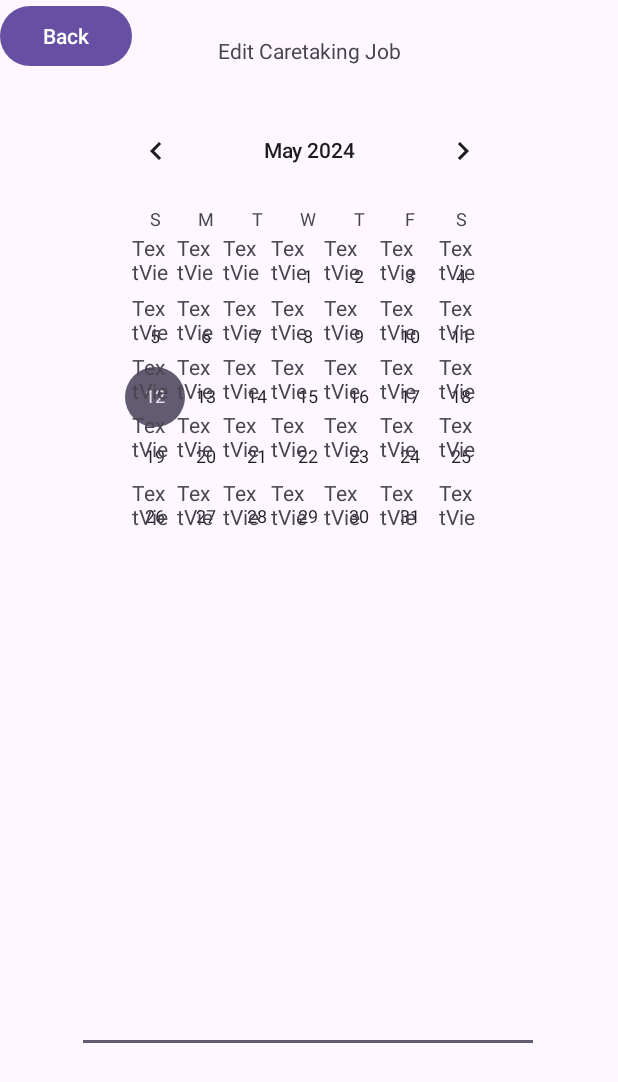
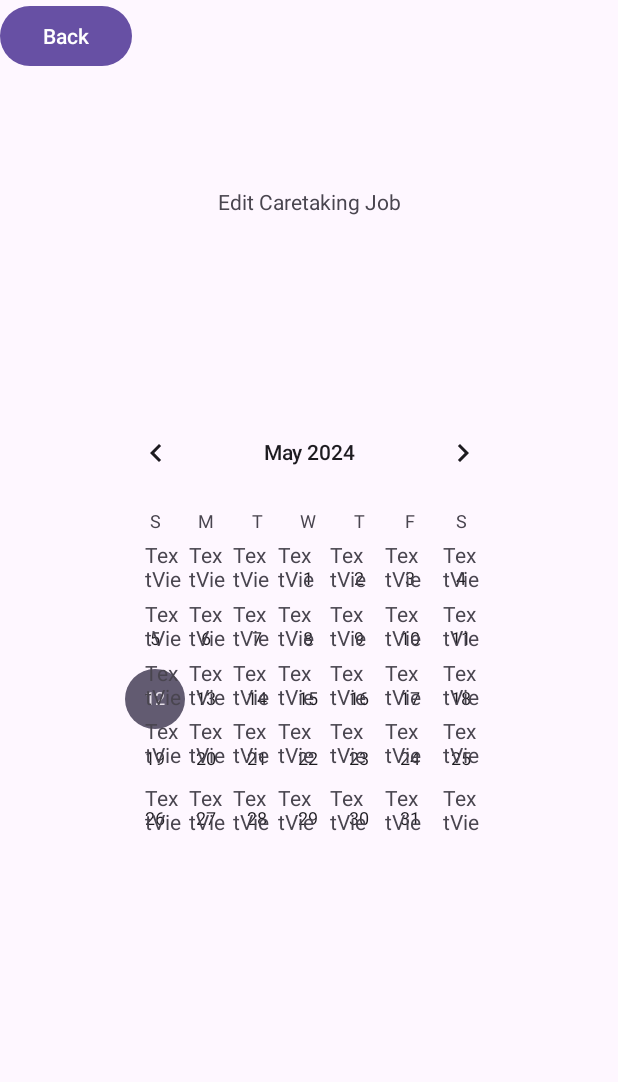
Before and after one commit to LutfuHeysem/PawsitiveCareFinal, an Android app built with Jetpack Compose: the layout activity_calendar_edit.xml on its own in the app's theme, with its tools: preview values and no code run, on a phone screen of 412 x 824 dp. Shown: the top 1082 px of the screen. Run offline under Robolectric (Android 15) with nearby library versions, the phone set to English and light mode, and no system bars.

Commit message:
calendar update

```diff
--- a/PawSitive2/app/src/main/res/layout/activity_calendar_edit.xml
+++ b/PawSitive2/app/src/main/res/layout/activity_calendar_edit.xml
@@ -29,41 +29,25 @@
         app:layout_constraintStart_toStartOf="parent"
         app:layout_constraintTop_toTopOf="parent" />
 
-    <EditText
-        android:id="@+id/editTextTextMultiLine"
-        android:layout_width="308dp"
-        android:layout_height="347dp"
-        android:ems="10"
-        android:gravity="start|top"
-        android:inputType="textMultiLine"
-        app:layout_constraintBottom_toBottomOf="parent"
-        app:layout_constraintEnd_toEndOf="parent"
-        app:layout_constraintHorizontal_bias="0.495"
-        app:layout_constraintStart_toStartOf="parent"
-        app:layout_constraintTop_toTopOf="parent"
-        app:layout_constraintVertical_bias="0.744" />
-
     <CalendarView
         android:id="@+id/calendarView"
         android:layout_width="279dp"
         android:layout_height="288dp"
-        app:layout_constraintBottom_toTopOf="@+id/editTextTextMultiLine"
+        app:layout_constraintBottom_toBottomOf="parent"
         app:layout_constraintEnd_toEndOf="parent"
         app:layout_constraintStart_toStartOf="parent"
-        app:layout_constraintTop_toTopOf="parent"
-        app:layout_constraintVertical_bias="1.0" />
+        app:layout_constraintTop_toTopOf="parent" />
 
     <TextView
         android:id="@+id/editable1_1"
         android:layout_width="29dp"
         android:layout_height="34dp"
+        android:layout_marginTop="92dp"
         android:text="TextView"
-        app:layout_constraintBottom_toTopOf="@+id/editTextTextMultiLine"
         app:layout_constraintEnd_toEndOf="parent"
-        app:layout_constraintHorizontal_bias="0.23"
+        app:layout_constraintHorizontal_bias="0.253"
         app:layout_constraintStart_toStartOf="parent"
-        app:layout_constraintTop_toTopOf="@+id/calendarView"
-        app:layout_constraintVertical_bias="0.348" />
+        app:layout_constraintTop_toTopOf="@+id/calendarView" />
 
     <TextView
         android:id="@+id/editable1_2"
```
Also changed, not shown: PawSitive2/app/src/main/java/com/example/pawsitive/acitvities/CalendarEdit.java (+176 -40 lines).
